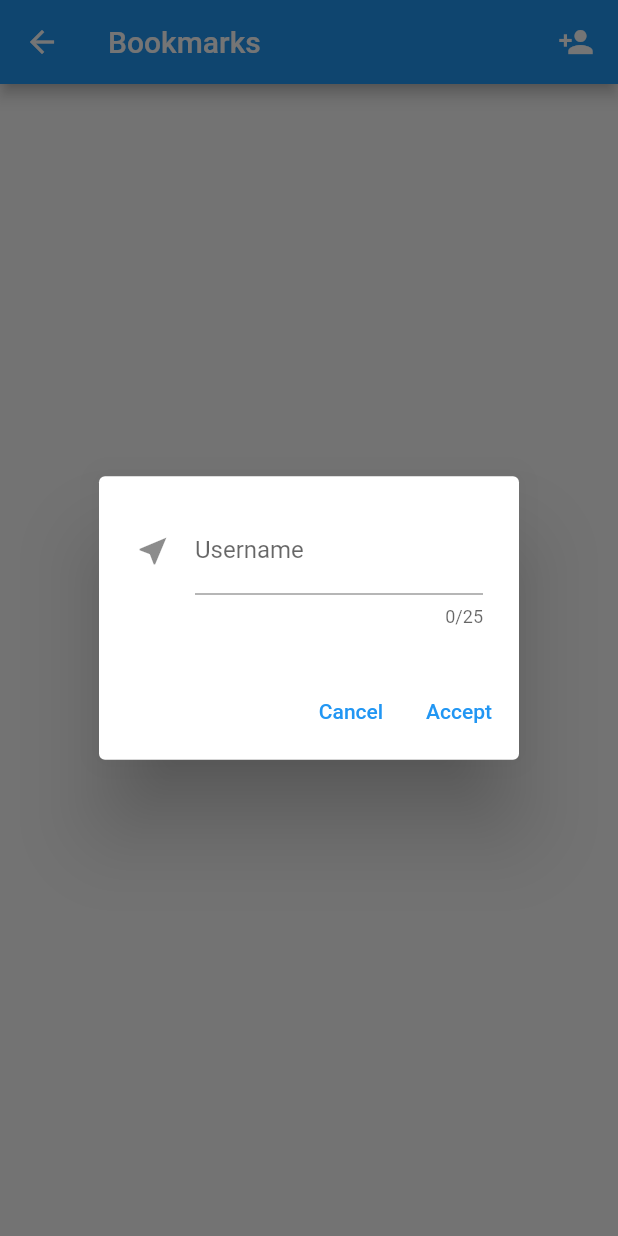
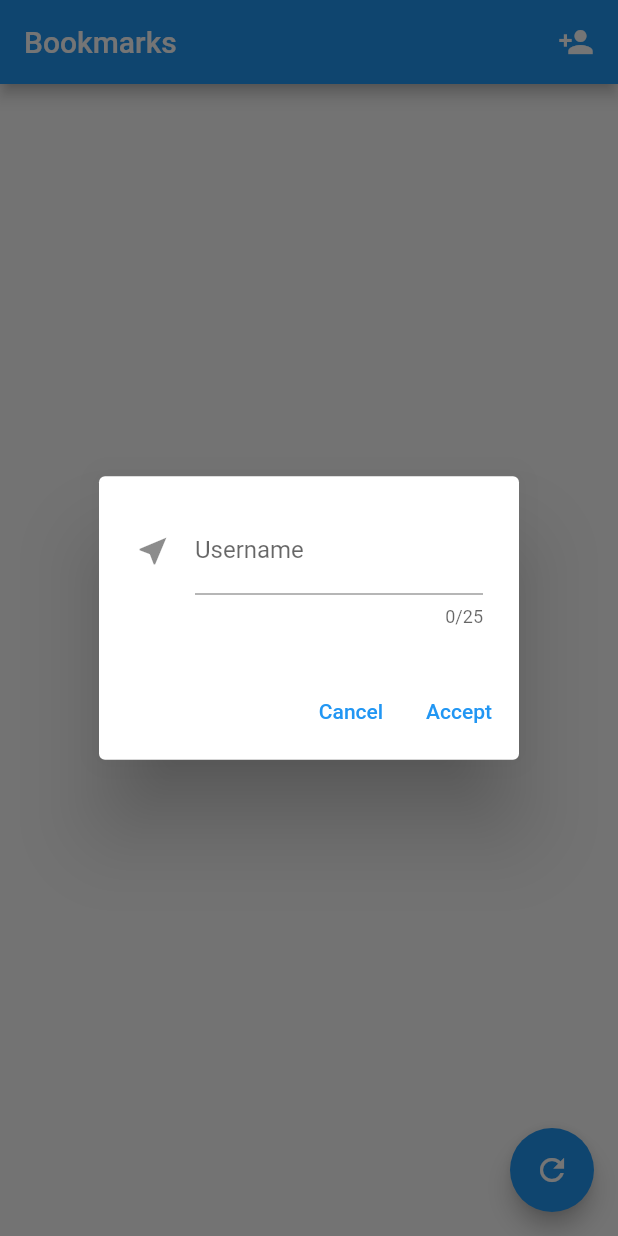
Before and after one commit to aJoph/ao3notifications, a Flutter app: the HomePage screen opened directly, after a tap on the "person add" icon, on a phone screen of 412 x 824 dp. Run offline on Flutter 3.47's test engine with Material 2 defaults, Android fonts, the phone set to English and light mode, and no system bars; our stand-ins replace flutter_local_notifications, hive_flutter; missing offline and left inert: ao3_scraper; accounts and stored records are empty.

Commit message:
Moved FutureBuilder into the Homepage widget as it was interacting poorly with the Consumer in main.dart (which has been since been removed), causing it to rebuild and load endlessly.

```diff
--- a/lib/ao3_model.dart
+++ b/lib/ao3_model.dart
@@ -28,6 +28,12 @@ class Ao3Model extends ChangeNotifier {
     if (Hive.isBoxOpen("username")) {
       Hive.box<String>("username").put("username", _username ?? "");
     }
+
+    // Clearing the bookmarks in memory, otherwise a notification will be sent
+    // simply for changing to another username.
+    bookmarks.clear();
+    chapterTracker.clear();
+
     updateLibrary().whenComplete(() => notifyListeners());
   }
 
@@ -55,8 +61,6 @@ class Ao3Model extends ChangeNotifier {
         Hive.isBoxOpen("bookmarks") &&
         Hive.box<int>("bookmarks").isNotEmpty) {
       final _bookmarksBox = Hive.box<int>("bookmarks");
-      debugPrint("Entries in _bookmarksBox: " +
-          _bookmarksBox.values.length.toString());
 
       // Getting the values in storage into the chapterTracker map,
       // so checking if there has been an update is easier.
@@ -109,8 +113,6 @@ class Ao3Model extends ChangeNotifier {
   /// consumeNotifications shows local notifications for the user that at least
   /// one of their bookmarks has received an updated.
   void consumeNotifications(List<int> notifications) async {
-    debugPrint(
-        "Notifications in consumeNotifications() " + notifications.toString());
     const AndroidNotificationDetails androidPlatformChannelSpecifics =
         AndroidNotificationDetails('your channel id', 'your channel name',
             channelDescription: 'your channel description',
@@ -126,7 +128,7 @@ class Ao3Model extends ChangeNotifier {
 
   /// Initializes the app's database as well as sets up
   /// local notifications.
-  Future<void> init() async {
+  Future<bool> init() async {
     // Init database
     await Hive.initFlutter();
     await Hive.openBox<String>("username");
@@ -143,10 +145,14 @@ class Ao3Model extends ChangeNotifier {
     );
     const initializationSettingsMacOS = MacOSInitializationSettings(
         requestBadgePermission: false, requestSoundPermission: false);
+    const initializationSettingsLinux =
+        LinuxInitializationSettings(defaultActionName: "Ao3");
     const initializationSettings = InitializationSettings(
-        android: initializationSettingsAndroid,
-        iOS: initializationSettingsIOS,
-        macOS: initializationSettingsMacOS);
+      android: initializationSettingsAndroid,
+      iOS: initializationSettingsIOS,
+      macOS: initializationSettingsMacOS,
+      linux: initializationSettingsLinux,
+    );
     final err = await flutterLocalNotificationsPlugin!.initialize(
       initializationSettings,
       onSelectNotification: (payload) {},
@@ -159,6 +165,7 @@ class Ao3Model extends ChangeNotifier {
     updateLibrary();
 
     notifyListeners();
+    return true;
   }
 
   static void showChangeUsernameDialog(BuildContext context) {
--- a/lib/main.dart
+++ b/lib/main.dart
@@ -1,5 +1,3 @@
-import 'dart:isolate';
-
 import 'package:ao3notifications/ao3_model.dart';
 import 'package:ao3notifications/apptheme.dart';
 import 'package:ao3notifications/pages/homepage.dart';
@@ -19,31 +17,7 @@ class Ao3App extends StatelessWidget {
       create: (context) => Ao3Model(),
       child: MaterialApp(
         title: 'Ao3 Notifications',
-        // The consumer is needed in order to use the Provider in the same place it is declared.
-        home: Consumer<Ao3Model>(
-          // FutureBuilder is required to ensure that the database and local notifications
-          // plugins have been properly initialized, and return an error if not.
-          builder: (context, model, child) => FutureBuilder(
-              future: model.init(),
-              builder: (ctx, snapshot) {
-                if (snapshot.connectionState != ConnectionState.done) {
-                  return const Center(
-                    child: CircularProgressIndicator(),
-                  );
-                }
-
-                if (snapshot.hasError) {
-                  return Center(
-                    child: Text(
-                      '${snapshot.error} occured',
-                      style: const TextStyle(fontSize: 18),
-                    ),
-                  );
-                }
-
-                return const HomePage();
-              }),
-        ),
+        home: const HomePage(),
         theme: AppTheme.light,
       ),
     );
--- a/lib/pages/homepage.dart
+++ b/lib/pages/homepage.dart
@@ -1,6 +1,7 @@
 import 'package:ao3notifications/ao3_model.dart';
 import 'package:ao3notifications/helpers/bookmark_view.dart';
 import 'package:flutter/material.dart';
+import 'package:provider/provider.dart';
 
 class HomePage extends StatelessWidget {
   const HomePage({Key? key}) : super(key: key);
@@ -18,7 +19,23 @@ class HomePage extends StatelessWidget {
           const SizedBox(width: 16.0)
         ],
       ),
-      body: const BookmarkView(),
+      body: FutureBuilder(
+        future: context.read<Ao3Model>().init(),
+        builder: (context, snapshot) {
+          if (!snapshot.hasData) {
+            return const CircularProgressIndicator();
+          }
+
+          if (snapshot.hasError) {
+            return const Center(child: Text("Error fetching requests."));
+          }
+          return const BookmarkView();
+        },
+      ),
+      floatingActionButton: FloatingActionButton(
+        onPressed: () => context.read<Ao3Model>().updateLibrary(),
+        child: const Icon(Icons.refresh),
+      ),
     );
   }
 }
```
Also changed, not shown: lib/pages/updates_page.dart (added, +18 -0 lines).
